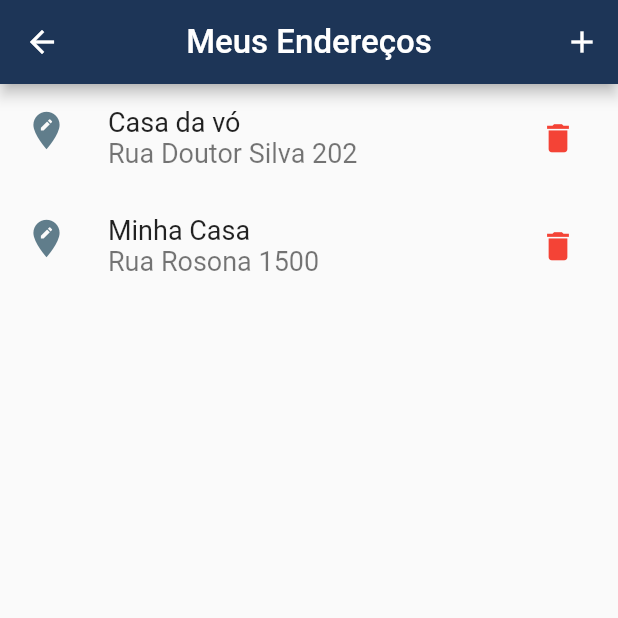
After one commit to fonseca741/9794-AS, a Flutter app: the screen it shows after launch, after a tap on "Endereços", on a phone screen of 412 x 824 dp, the top half of it. The commit adds this screen. Run offline on Flutter 3.47's test engine with Material 2 defaults, Android fonts, the phone set to English and light mode, and no system bars; our stand-ins replace rflutter_alert.

Commit message:
Lista de cartões e endereços finalizadas

```diff
--- /dev/null
+++ b/lib/Components/tileEndereco.dart
@@ -0,0 +1,34 @@
+import 'package:flutter/material.dart';
+import 'package:iClothes/Models/endereco.dart';
+
+class TileEndereco extends StatelessWidget {
+  final Endereco endereco;
+
+  const TileEndereco(this.endereco);
+
+  @override
+  Widget build(BuildContext context) {
+    return ListTile(
+      leading: Icon(
+        Icons.edit_location,
+        size: 30,
+        color: Colors.blueGrey,
+      ),
+      title: Text(
+        endereco.apelido,
+        style: TextStyle(fontSize: 18),
+      ),
+      subtitle: Text(
+        endereco.rua + ' ' + endereco.numero,
+        style: TextStyle(fontSize: 18),
+      ),
+      trailing: IconButton(
+        icon: Icon(
+          Icons.delete,
+          size: 25,
+          color: Colors.red,
+        ),
+      ),
+    );
+  }
+}
--- /dev/null
+++ b/lib/Data/dummy_cartao.dart
@@ -0,0 +1,6 @@
+import 'package:iClothes/Models/cartao.dart';
+
+const CARTOES = {
+  '1': const Cartao(
+      '1234123412231234', 'Henrique Fonseca', '08/23', '555', '514.789.560-25'),
+};
--- /dev/null
+++ b/lib/Data/dummy_endereco.dart
@@ -0,0 +1,7 @@
+import 'package:iClothes/Models/endereco.dart';
+
+const ENDERECOS = {
+  '1': Endereco(
+      'Casa da vó', 'Rua Doutor Silva', '202', 'Casa', 'Maringá', 'PR'),
+  '2': Endereco('Minha Casa', 'Rua Rosona', '1500', 'Casa', 'Maringá', 'PR'),
+};
--- a/lib/Models/cartao.dart
+++ b/lib/Models/cartao.dart
@@ -1,11 +1,11 @@
 class Cartao {
-  String numero;
-  String titular;
-  String validade;
-  String cvv;
-  String cpf;
+  final String numero;
+  final String titular;
+  final String validade;
+  final String cvv;
+  final String cpf;
 
-  Cartao(
+  const Cartao(
     this.numero,
     this.titular,
     this.validade,
--- a/lib/Models/endereco.dart
+++ b/lib/Models/endereco.dart
@@ -1,11 +1,11 @@
 class Endereco {
-  String apelido;
-  String rua;
-  String numero;
-  String complemento;
-  String cidade;
-  String uf;
+  final String apelido;
+  final String rua;
+  final String numero;
+  final String complemento;
+  final String cidade;
+  final String uf;
 
-  Endereco(this.apelido, this.rua, this.numero, this.complemento, this.cidade,
-      this.uf);
+  const Endereco(this.apelido, this.rua, this.numero, this.complemento,
+      this.cidade, this.uf);
 }
--- a/lib/Models/usuario.dart
+++ b/lib/Models/usuario.dart
@@ -6,13 +6,11 @@ class Usuario {
   final String email;
   final String telefone;
   final String cpf;
-  final String endereco;
   final String senha;
   final List<Cartao> cartoes = new List();
   final List<Endereco> enderecos = new List();
 
-  Usuario(this.nome, this.email, this.telefone, this.cpf, this.endereco,
-      this.senha);
+  Usuario(this.nome, this.email, this.telefone, this.cpf, this.senha);
 
   @override
   String toString() {
--- /dev/null
+++ b/lib/Provider/providerEndereco.dart
@@ -0,0 +1,37 @@
+import 'package:flutter/material.dart';
+import 'package:iClothes/Models/endereco.dart';
+import 'package:iClothes/Data/dummy_endereco.dart';
+
+class ProviderEndereco with ChangeNotifier {
+  Map<String, Endereco> _itens = {...ENDERECOS};
+
+  List<Endereco> get all {
+    return [..._itens.values];
+  }
+
+  int get count {
+    return _itens.length;
+  }
+
+  Endereco byIndex(int i) {
+    return _itens.values.elementAt(i);
+  }
+
+  void put(Endereco endereco) {
+    if (endereco == null) {
+      return;
+    }
+    _itens.putIfAbsent(
+        null,
+        () => Endereco(endereco.apelido, endereco.rua, endereco.numero,
+            endereco.complemento, endereco.cidade, endereco.uf));
+    notifyListeners();
+  }
+
+  void remove(Endereco endereco) {
+    if (endereco != null) {
+      _itens.remove(endereco);
+    }
+    notifyListeners();
+  }
+}
--- a/lib/Routes/app_routes.dart
+++ b/lib/Routes/app_routes.dart
@@ -10,4 +10,6 @@ class AppRoutes {
   static const CADASTRO_CARTAO = '/cadastroCartao';
   static const CADASTRO_ENDERECO = '/cadastroEndereco';
   static const EXCLUIR_CONTA = '/excluirConta';
+  static const LISTA_CARTOES = '/listaCartoes';
+  static const LISTA_ENDERECOS = '/listaEnderecos';
 }
--- a/lib/Views/infoPessoais.dart
+++ b/lib/Views/infoPessoais.dart
@@ -47,14 +47,14 @@ class ViewInfoPessoais extends StatelessWidget {
                   color: Colors.blueGrey,
                 ),
                 title: Text('Cartões', style: TextStyle(fontSize: 18)),
-              subtitle:
-                  Text('Gerencie seus cartões', style: TextStyle(fontSize: 16)),
+                subtitle: Text('Gerencie seus cartões',
+                    style: TextStyle(fontSize: 16)),
                 trailing: Icon(
                   Icons.arrow_forward_ios,
                   size: 20,
                 ),
-              // onTap: () => {}
-            ),
+                onTap: () =>
+                    {Navigator.of(context).pushNamed(AppRoutes.LISTA_CARTOES)}),
             ListTile(
                 leading: Icon(
                   Icons.edit_location,
@@ -68,8 +68,9 @@ class ViewInfoPessoais extends StatelessWidget {
                   Icons.arrow_forward_ios,
                   size: 20,
                 ),
-              // onTap: () => {}
-            ),
+                onTap: () => {
+                      Navigator.of(context).pushNamed(AppRoutes.LISTA_ENDERECOS)
+                    }),
             ListTile(
               leading: Icon(
                 Icons.chat_outlined,
--- /dev/null
+++ b/lib/Views/listaEndereco.dart
@@ -0,0 +1,44 @@
+import 'package:flutter/material.dart';
+import 'package:iClothes/Routes/app_routes.dart';
+import 'package:iClothes/Components/tileEndereco.dart';
+import 'package:iClothes/Provider/providerEndereco.dart';
+import 'package:provider/provider.dart';
+
+class ViewListaEnderecos extends StatefulWidget {
+  @override
+  _ViewListaEnderecosState createState() => _ViewListaEnderecosState();
+}
+
+class _ViewListaEnderecosState extends State<ViewListaEnderecos> {
+  @override
+  Widget build(BuildContext context) {
+    final ProviderEndereco enderecos = Provider.of(context);
+
+    return Scaffold(
+      appBar: AppBar(
+        centerTitle: true,
+        title: Text(
+          'Meus Endereços',
+          style: TextStyle(fontSize: 22),
+        ),
+        actions: [
+          IconButton(
+            icon: Icon(
+              Icons.add,
+              color: Colors.white,
+            ),
+            onPressed: () {
+              Navigator.of(context).pushNamed(AppRoutes.CADASTRO_ENDERECO);
+            },
+          ),
+        ],
+      ),
+      body: ListView.builder(
+        itemCount: enderecos.count,
+        itemBuilder: (ctx, i) => TileEndereco(
+          enderecos.byIndex((i)),
+        ),
+      ),
+    );
+  }
+}
--- a/lib/main.dart
+++ b/lib/main.dart
@@ -1,11 +1,16 @@
 import 'package:flutter/material.dart';
+import 'package:iClothes/Provider/providerCartao.dart';
 import 'package:iClothes/Routes/app_routes.dart';
 import 'package:iClothes/Views/alterarSenha.dart';
 import 'package:iClothes/Views/cadastroCartao.dart';
 import 'package:iClothes/Views/cadastroUsuario.dart';
 import 'package:iClothes/Views/gerarRealtorio.dart';
 import 'package:iClothes/Views/homeEstabelecimento.dart';
+import 'package:iClothes/Views/listaCartoes.dart';
+import 'package:iClothes/Views/listaEndereco.dart';
 import 'package:iClothes/Views/perfil.dart';
+import 'package:provider/provider.dart';
+import 'Provider/providerEndereco.dart';
 import 'Views/cadastroEndereco.dart';
 import 'Views/excluirConta.dart';
 import 'Views/faq.dart';
@@ -22,7 +27,16 @@ class MyApp extends StatefulWidget {
 class _MyAppState extends State<MyApp> {
   @override
   Widget build(BuildContext context) {
-    return MaterialApp(
+    return MultiProvider(
+      providers: [
+        ChangeNotifierProvider(
+          create: (context) => ProviderCartao(),
+        ),
+        ChangeNotifierProvider(
+          create: (context) => ProviderEndereco(),
+        )
+      ],
+      child: MaterialApp(
           title: 'iClothes',
           theme: ThemeData(
             primaryColor: Color(0xff1d3557),
@@ -40,6 +54,9 @@ class _MyAppState extends State<MyApp> {
             AppRoutes.CADASTRO_CARTAO: (_) => ViewCadastroCartao(),
             AppRoutes.CADASTRO_ENDERECO: (_) => ViewCadastroEndereco(),
             AppRoutes.EXCLUIR_CONTA: (_) => ViewExcluirConta(),
-        });
+            AppRoutes.LISTA_CARTOES: (_) => ViewListaCartoes(),
+            AppRoutes.LISTA_ENDERECOS: (_) => ViewListaEnderecos(),
+          }),
+    );
   }
 }
--- a/pubspec.yaml
+++ b/pubspec.yaml
@@ -23,6 +23,7 @@ environment:
 dependencies:
   flutter:
     sdk: flutter
+  provider:
   dependencies:
   intl: ^0.15.7
   rflutter_alert: ^1.1.0
```
Also changed, not shown: lib/Components/tileCartao.dart (added, +34 -0 lines), lib/Provider/providerCartao.dart (added, +38 -0 lines), lib/Views/cadastroCartao.dart (+6 -1 lines), lib/Views/cadastroEndereco.dart (+15 -9 lines), lib/Views/cadastroUsuario.dart (+0 -22 lines), lib/Views/listaCartoes.dart (added, +42 -0 lines), pubspec.lock. Lines whose indentation alone changed are shown as unchanged.
